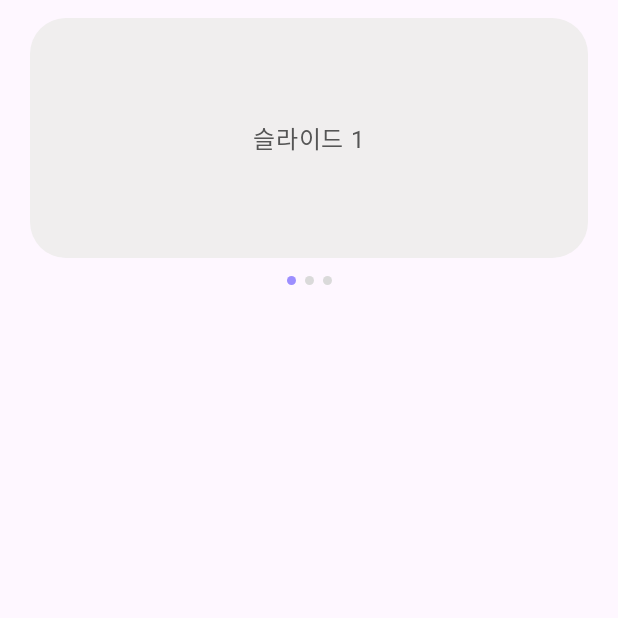
After one commit to boyoung05/object-project, an Android app built with Jetpack Compose: the composable HomeTopSlider shown on its own in the app's theme, on a phone screen of 412 x 824 dp, the top half of it. The commit adds this screen. Run offline under Robolectric (Android 15) with nearby library versions, the phone set to English and light mode, and no system bars.

Commit message:
홈스크린 복구 & 슬라이드 기능 추가

```diff
--- a/app/build.gradle.kts
+++ b/app/build.gradle.kts
@@ -70,4 +70,7 @@ dependencies {
 
     debugImplementation(libs.androidx.compose.ui.tooling)
     debugImplementation(libs.androidx.compose.ui.test.manifest)
+
+    implementation("com.google.accompanist:accompanist-pager:0.30.1")
+    implementation("com.google.accompanist:accompanist-pager-indicators:0.30.1")
 }
--- /dev/null
+++ b/app/src/main/java/com/example/project/ui/screen/home/HomeTopSlider.kt
@@ -0,0 +1,68 @@
+package com.example.project.ui.screen.home
+
+import androidx.compose.foundation.background
+import androidx.compose.foundation.border
+import androidx.compose.foundation.layout.*
+import androidx.compose.foundation.shape.RoundedCornerShape
+import androidx.compose.material3.MaterialTheme
+import androidx.compose.material3.Text
+import androidx.compose.runtime.Composable
+import androidx.compose.ui.Alignment
+import androidx.compose.ui.Modifier
+import androidx.compose.ui.graphics.Color
+import androidx.compose.ui.unit.dp
+
+@Composable
+fun HomeTopSlider() {
+
+    Column(
+        modifier = Modifier
+            .fillMaxWidth()
+            .padding(horizontal = 20.dp)
+    ) {
+
+        Spacer(modifier = Modifier.height(12.dp))
+
+        Box(
+            modifier = Modifier
+                .fillMaxWidth()
+                .height(160.dp)
+                .background(
+                    color = Color(0xFFF0EEEE),
+                    shape = RoundedCornerShape(24.dp)
+                ),
+            contentAlignment = Alignment.Center
+        ) {
+            Text(
+                text = "슬라이드 1",
+                style = MaterialTheme.typography.bodyLarge,
+                color = Color(0xFF555555)
+            )
+        }
+
+        Spacer(modifier = Modifier.height(12.dp))
+
+        Row(
+            modifier = Modifier.fillMaxWidth(),
+            horizontalArrangement = Arrangement.Center
+        ) {
+            Box(
+                modifier = Modifier
+                    .size(6.dp)
+                    .background(Color(0xFF9C8EFF), RoundedCornerShape(50))
+            )
+            Spacer(modifier = Modifier.width(6.dp))
+            Box(
+                modifier = Modifier
+                    .size(6.dp)
+                    .background(Color(0xFFDADADA), RoundedCornerShape(50))
+            )
+            Spacer(modifier = Modifier.width(6.dp))
+            Box(
+                modifier = Modifier
+                    .size(6.dp)
+                    .background(Color(0xFFDADADA), RoundedCornerShape(50))
+            )
+        }
+    }
+}
```
Also changed, not shown: app/src/main/java/com/example/project/MainActivity.kt (+7 -1 lines), app/src/main/java/com/example/project/ui/navigation.kt (+12 -20 lines), app/src/main/java/com/example/project/ui/screen/home/BookCarousel.kt (+17 -6 lines), app/src/main/java/com/example/project/ui/screen/home/HomeScreen.kt (+11 -14 lines).
